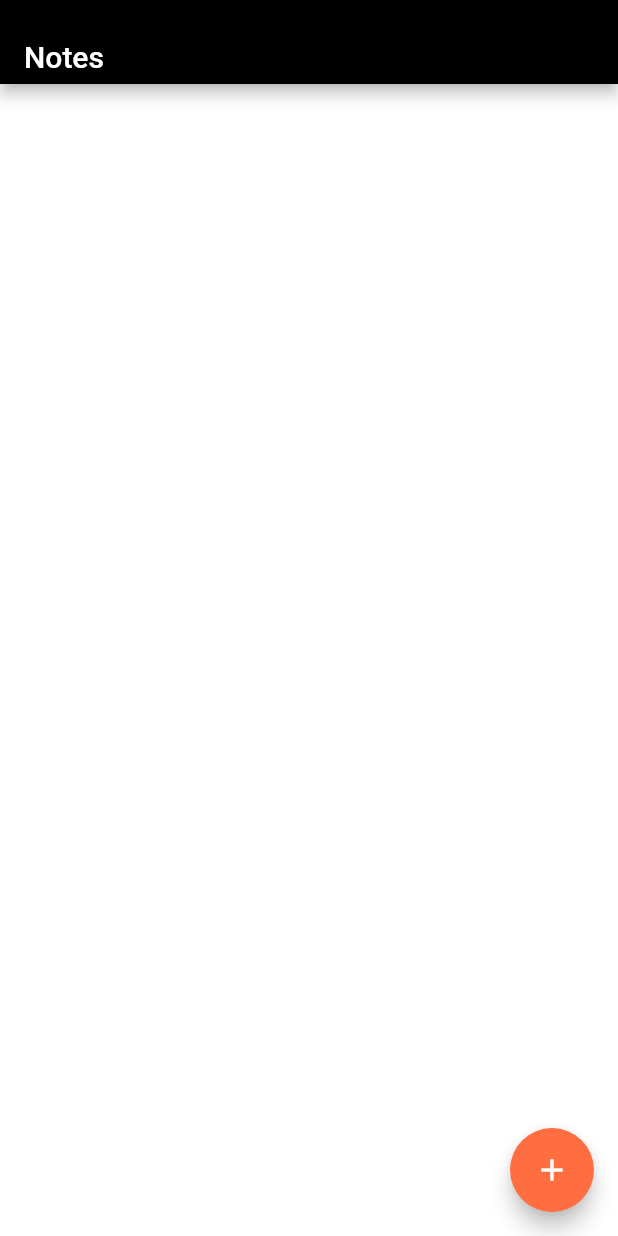
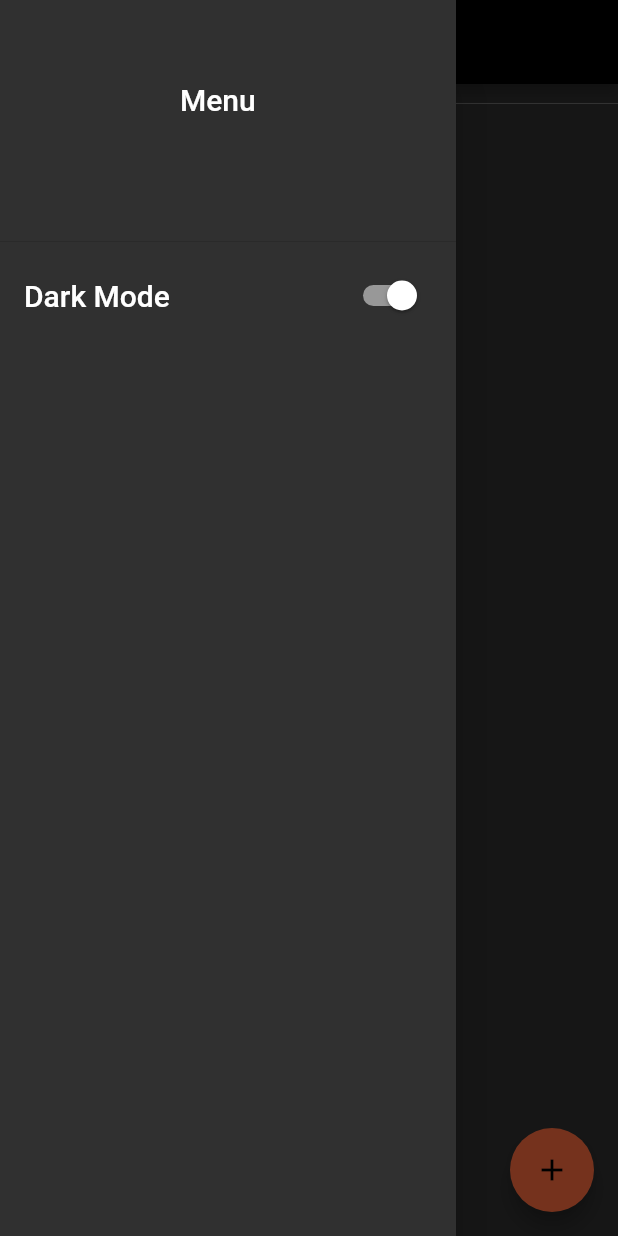
Before and after one commit to thatssatya/notepad, a Flutter app: the screen it shows after launch, with the side drawer open (before the commit the screen has no drawer), on a phone screen of 412 x 824 dp. Run offline on Flutter 3.47's test engine with Material 2 defaults, Android fonts, the phone set to English and light mode, and no system bars; our stand-ins replace shared_preferences.

Commit message:
Adding drawer and theming option

```diff
--- a/lib/MainScreen.dart
+++ b/lib/MainScreen.dart
@@ -1,6 +1,8 @@
 import 'package:flutter/material.dart';
+import 'package:provider/provider.dart';
 import 'Note.dart';
 import 'NoteScreen.dart';
+import 'theming.dart';
 
 class MainScreen extends StatefulWidget {
   @override
@@ -8,17 +10,15 @@ class MainScreen extends StatefulWidget {
 }
 
 class _MainScreenState extends State<MainScreen> {
-  final List<Note>_notes=[
-  ];
+  final List<Note> _notes = [];
 
-  void _deletenote(String id)
-  {
+  void _deletenote(String id) {
     setState(() {
-      _notes.removeWhere((element) => element.id==id);
+      _notes.removeWhere((element) => element.id == id);
     });
   }
 
-  void _addnote(Note nn){
+  void _addnote(Note nn) {
     setState(() {
       _notes.add(nn);
     });
@@ -26,39 +26,86 @@ class _MainScreenState extends State<MainScreen> {
 
   @override
   Widget build(BuildContext context) {
+    final _themeNotifier = Provider.of<ThemeNotifier>(context);
+    bool _darkTheme = (_themeNotifier.getTheme()) == darkTheme;
     return Scaffold(
-      backgroundColor: Colors.white,
+      // backgroundColor: Colors.white,
+      drawer: Drawer(
+        child: ListView(
+          padding: EdgeInsets.zero,
+          children: <Widget>[
+            DrawerHeader(
+              padding: EdgeInsets.symmetric(horizontal: 120.0, vertical: 55.0),
+              child: Text(
+                'Menu',
+                style: TextStyle(fontSize: 20.0),
+              ),
+            ),
+            ListTile(
+              title: Text(
+                'Dark Mode',
+                style: TextStyle(fontSize: 20.0),
+              ),
+              trailing: Switch(
+                value: _darkTheme,
+                onChanged: (value) {
+                  setState(() {
+                    _darkTheme = value;
+                  });
+
+                  onThemeChanged(value, _themeNotifier);
+                },
+              ),
+            ),
+          ],
+        ),
+      ),
       appBar: AppBar(
-        backgroundColor: Colors.black,
+        // backgroundColor: Colors.black,
 //        leading: Icon(Icons.note),
         title: Column(
           children: <Widget>[
-            SizedBox(height: 20,),
-            Text("Notes", style: TextStyle(fontWeight: FontWeight.w500),),
+            // SizedBox(
+            //   height: 20,
+            // ),
+            Text(
+              "Notes",
+              style: TextStyle(fontWeight: FontWeight.w500),
+            ),
           ],
         ),
       ),
       body: Container(
         child: Column(
           children: <Widget>[
-            SizedBox(height: 5,),
-            Divider(color: Colors.white30,),
+            SizedBox(
+              height: 5,
+            ),
+            Divider(
+              color: Colors.white30,
+            ),
             Container(
               padding: EdgeInsets.symmetric(horizontal: 10),
               height: 550,
               child: GridView(
-                gridDelegate: SliverGridDelegateWithMaxCrossAxisExtent(childAspectRatio: 1/1, maxCrossAxisExtent: 150, crossAxisSpacing: 15, mainAxisSpacing: 15),
-                children: _notes.map((e) => NoteWidget(e, _deletenote, _addnote)).toList()
-              ),
+                  gridDelegate: SliverGridDelegateWithMaxCrossAxisExtent(
+                      childAspectRatio: 1 / 1,
+                      maxCrossAxisExtent: 150,
+                      crossAxisSpacing: 15,
+                      mainAxisSpacing: 15),
+                  children: _notes
+                      .map((e) => NoteWidget(e, _deletenote, _addnote))
+                      .toList()),
             ),
           ],
         ),
       ),
       floatingActionButton: FloatingActionButton(
-        onPressed: (){
+        onPressed: () {
           Navigator.of(context).push(MaterialPageRoute(
-          builder: (_) => NoteScreen(_addnote),
-        ));},
+            builder: (_) => NoteScreen(_addnote),
+          ));
+        },
         child: Icon(Icons.add),
         backgroundColor: Colors.deepOrangeAccent,
       ),
--- /dev/null
+++ b/lib/theming.dart
@@ -0,0 +1,41 @@
+import 'package:flutter/material.dart';
+import 'package:provider/provider.dart';
+import 'package:shared_preferences/shared_preferences.dart';
+
+final darkTheme = ThemeData(
+  primarySwatch: Colors.grey,
+  primaryColor: Colors.black,
+  brightness: Brightness.dark,
+  backgroundColor: const Color(0xFF212121),
+  accentColor: Colors.white,
+  accentIconTheme: IconThemeData(color: Colors.black),
+  dividerColor: Colors.black12,
+);
+
+final lightTheme = ThemeData(
+  primarySwatch: Colors.grey,
+  primaryColor: Colors.white,
+  brightness: Brightness.light,
+  backgroundColor: const Color(0xFFE5E5E5),
+  accentColor: Colors.black,
+  accentIconTheme: IconThemeData(color: Colors.white),
+  dividerColor: Colors.white54,
+);
+
+class ThemeNotifier with ChangeNotifier {
+  ThemeData _themeData;
+  ThemeNotifier(this._themeData);
+  getTheme() => _themeData;
+  setTheme(ThemeData themeData) async {
+    _themeData = themeData;
+    notifyListeners();
+  }
+}
+
+void onThemeChanged(bool value, ThemeNotifier themeNotifier) async {
+  (value)
+      ? themeNotifier.setTheme(darkTheme)
+      : themeNotifier.setTheme(lightTheme);
+  var prefs = await SharedPreferences.getInstance();
+  prefs.setBool('darkMode', value);
+}
--- a/pubspec.yaml
+++ b/pubspec.yaml
@@ -23,6 +23,8 @@ environment:
 dependencies:
   flutter:
     sdk: flutter
+  shared_preferences: ^0.5.7+3
+  provider: ^4.1.3
 
 
   # The following adds the Cupertino Icons font to your application.
```
Also changed, not shown: lib/EditNote.dart (+70 -18 lines), lib/Note.dart (+9 -5 lines), lib/NoteScreen.dart (+48 -15 lines), lib/main.dart (+16 -2 lines), pubspec.lock.
